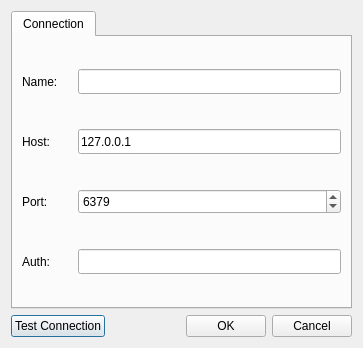
ljt930ttl/PyRDM, file UI/ui/ui_Dialog_connection.ui: the form before one commit.
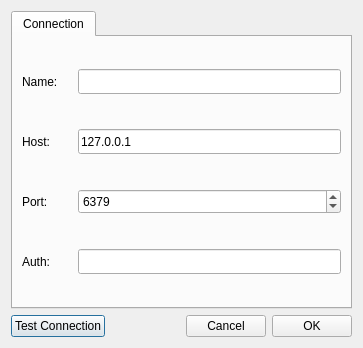
The form after the commit.

```diff
--- a/UI/ui/ui_Dialog_connection.ui
+++ b/UI/ui/ui_Dialog_connection.ui
@@ -144,16 +144,16 @@
       </spacer>
      </item>
      <item>
-      <widget class="QPushButton" name="pushButton_ok">
+      <widget class="QPushButton" name="pushButton_cancel">
        <property name="text">
-        <string>OK</string>
+        <string>Cancel</string>
        </property>
       </widget>
      </item>
      <item>
-      <widget class="QPushButton" name="pushButton_cancel">
+      <widget class="QPushButton" name="pushButton_ok">
        <property name="text">
-        <string>Cancel</string>
+        <string>OK</string>
        </property>
       </widget>
      </item>
```
